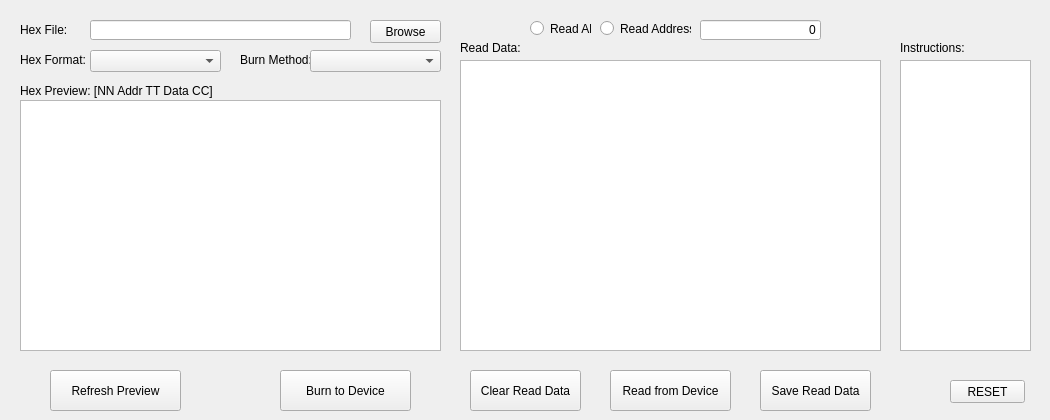
Before: the Qt Designer form src/user-interfaces/gui-programmer.ui in Donn13Darko/uC_Interfacer, drawn with Qt 5.
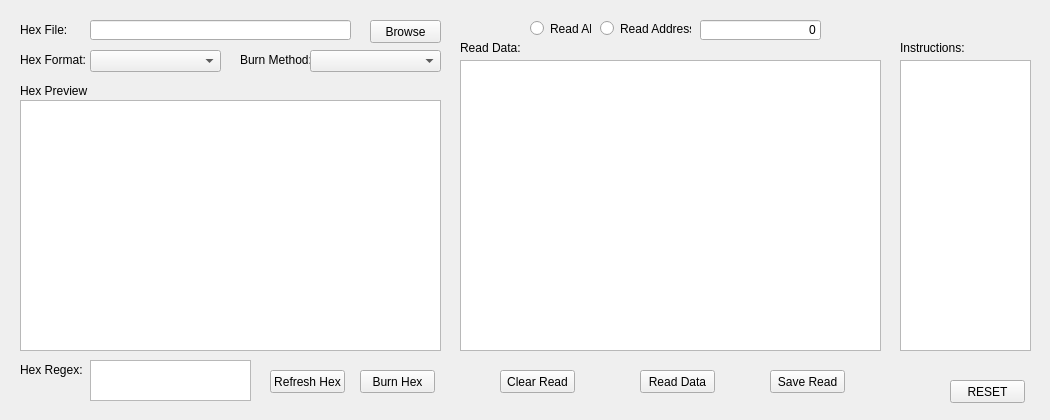
After: the same form once the commit is applied.

What changed in the file:
```diff
--- a/src/user-interfaces/gui-programmer.ui
+++ b/src/user-interfaces/gui-programmer.ui
@@ -49,19 +49,6 @@
     <string>Browse</string>
    </property>
   </widget>
-  <widget class="QPushButton" name="SaveReadData_Button">
-   <property name="geometry">
-    <rect>
-     <x>760</x>
-     <y>370</y>
-     <width>111</width>
-     <height>41</height>
-    </rect>
-   </property>
-   <property name="text">
-    <string>Save Read Data</string>
-   </property>
-  </widget>
   <widget class="QPlainTextEdit" name="ReadData_PlainText">
    <property name="geometry">
     <rect>
@@ -74,34 +61,8 @@
    <property name="readOnly">
     <bool>true</bool>
    </property>
-  </widget>
-  <widget class="QPushButton" name="BurnData_Button">
-   <property name="geometry">
-    <rect>
-     <x>280</x>
-     <y>370</y>
-     <width>131</width>
-     <height>41</height>
-    </rect>
-   </property>
-   <property name="text">
-    <string>Burn to Device</string>
-   </property>
-  </widget>
-  <widget class="QPushButton" name="ReadData_Button">
-   <property name="geometry">
-    <rect>
-     <x>610</x>
-     <y>370</y>
-     <width>121</width>
-     <height>41</height>
-    </rect>
-   </property>
-   <property name="toolTip">
-    <string/>
-   </property>
-   <property name="text">
-    <string>Read from Device</string>
+   <property name="textInteractionFlags">
+    <set>Qt::LinksAccessibleByMouse|Qt::TextSelectableByMouse</set>
    </property>
   </widget>
   <widget class="QLabel" name="ReadData_Label">
@@ -138,12 +99,12 @@
     <rect>
      <x>20</x>
      <y>80</y>
-     <width>211</width>
+     <width>71</width>
      <height>21</height>
     </rect>
    </property>
    <property name="text">
-    <string>Hex Preview: [NN Addr TT Data CC]</string>
+    <string>Hex Preview</string>
    </property>
   </widget>
   <widget class="QLabel" name="BurnMethod_Label">
@@ -182,19 +143,6 @@
     </rect>
    </property>
   </widget>
-  <widget class="QPushButton" name="RefreshPreview_Button">
-   <property name="geometry">
-    <rect>
-     <x>50</x>
-     <y>370</y>
-     <width>131</width>
-     <height>41</height>
-    </rect>
-   </property>
-   <property name="text">
-    <string>Refresh Preview</string>
-   </property>
-  </widget>
   <widget class="QComboBox" name="BurnMethod_Combo">
    <property name="geometry">
     <rect>
@@ -291,19 +239,6 @@
     <bool>false</bool>
    </property>
   </widget>
-  <widget class="QPushButton" name="ClearReadData_Button">
-   <property name="geometry">
-    <rect>
-     <x>470</x>
-     <y>370</y>
-     <width>111</width>
-     <height>41</height>
-    </rect>
-   </property>
-   <property name="text">
-    <string>Clear Read Data</string>
-   </property>
-  </widget>
   <widget class="QPushButton" name="ResetGUI_Button">
    <property name="geometry">
     <rect>
@@ -320,6 +255,127 @@
     <bool>false</bool>
    </property>
   </widget>
+  <widget class="QPushButton" name="SaveReadData_Button">
+   <property name="geometry">
+    <rect>
+     <x>770</x>
+     <y>370</y>
+     <width>75</width>
+     <height>23</height>
+    </rect>
+   </property>
+   <property name="text">
+    <string>Save Read</string>
+   </property>
+   <property name="autoDefault">
+    <bool>false</bool>
+   </property>
+  </widget>
+  <widget class="QPushButton" name="ReadData_Button">
+   <property name="geometry">
+    <rect>
+     <x>640</x>
+     <y>370</y>
+     <width>75</width>
+     <height>23</height>
+    </rect>
+   </property>
+   <property name="text">
+    <string>Read Data</string>
+   </property>
+   <property name="autoDefault">
+    <bool>false</bool>
+   </property>
+  </widget>
+  <widget class="QPushButton" name="ClearReadData_Button">
+   <property name="geometry">
+    <rect>
+     <x>500</x>
+     <y>370</y>
+     <width>75</width>
+     <height>23</height>
+    </rect>
+   </property>
+   <property name="text">
+    <string>Clear Read</string>
+   </property>
+   <property name="autoDefault">
+    <bool>false</bool>
+   </property>
+  </widget>
+  <widget class="QPushButton" name="BurnData_Button">
+   <property name="geometry">
+    <rect>
+     <x>360</x>
+     <y>370</y>
+     <width>75</width>
+     <height>23</height>
+    </rect>
+   </property>
+   <property name="text">
+    <string>Burn Hex</string>
+   </property>
+   <property name="autoDefault">
+    <bool>false</bool>
+   </property>
+  </widget>
+  <widget class="QPushButton" name="RefreshPreview_Button">
+   <property name="geometry">
+    <rect>
+     <x>270</x>
+     <y>370</y>
+     <width>75</width>
+     <height>23</height>
+    </rect>
+   </property>
+   <property name="text">
+    <string>Refresh Hex</string>
+   </property>
+   <property name="autoDefault">
+    <bool>false</bool>
+   </property>
+  </widget>
+  <widget class="QLabel" name="HexFormat_Label_2">
+   <property name="geometry">
+    <rect>
+     <x>20</x>
+     <y>360</y>
+     <width>71</width>
+     <height>20</height>
+    </rect>
+   </property>
+   <property name="text">
+    <string>Hex Regex:</string>
+   </property>
+  </widget>
+  <widget class="QPlainTextEdit" name="HexRegex_PlainText">
+   <property name="enabled">
+    <bool>true</bool>
+   </property>
+   <property name="geometry">
+    <rect>
+     <x>90</x>
+     <y>360</y>
+     <width>161</width>
+     <height>41</height>
+    </rect>
+   </property>
+   <property name="frameShape">
+    <enum>QFrame::StyledPanel</enum>
+   </property>
+   <property name="frameShadow">
+    <enum>QFrame::Sunken</enum>
+   </property>
+   <property name="undoRedoEnabled">
+    <bool>false</bool>
+   </property>
+   <property name="textInteractionFlags">
+    <set>Qt::LinksAccessibleByMouse|Qt::TextSelectableByMouse</set>
+   </property>
+   <property name="backgroundVisible">
+    <bool>false</bool>
+   </property>
+  </widget>
  </widget>
  <resources/>
  <connections/>
```
Left out of the diff: 5 changed lines with no effect on the pictures.
